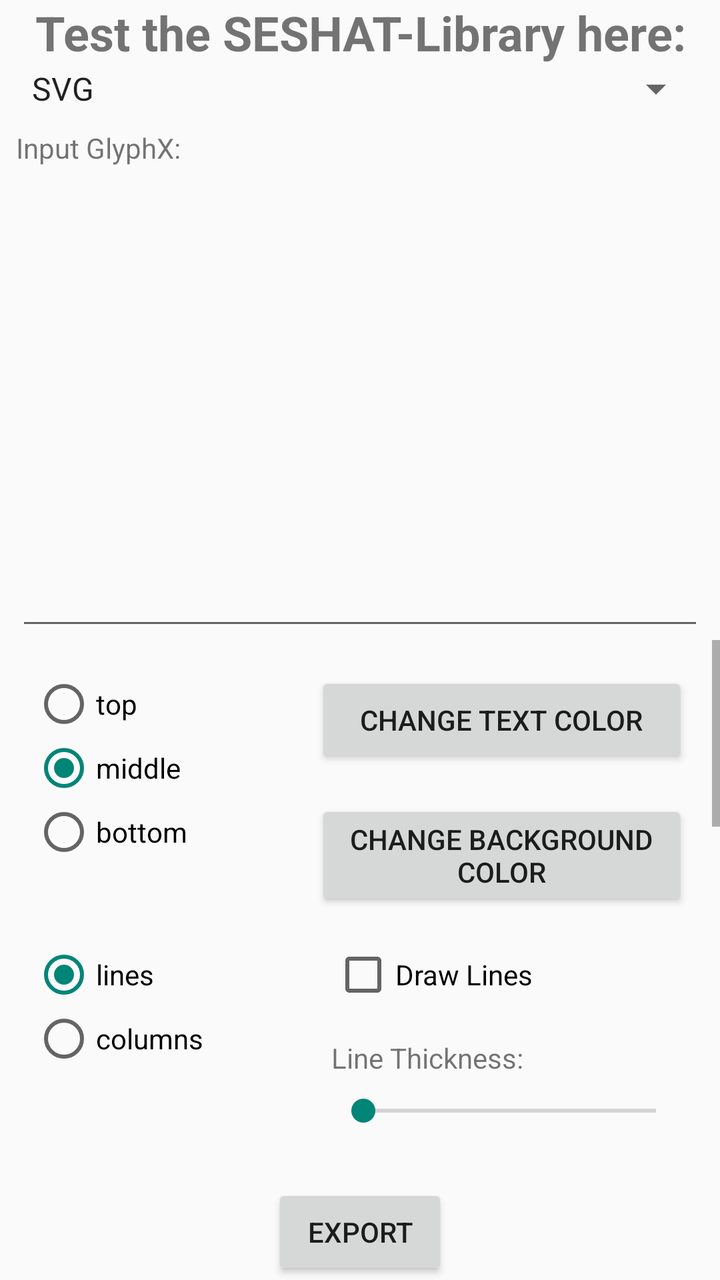
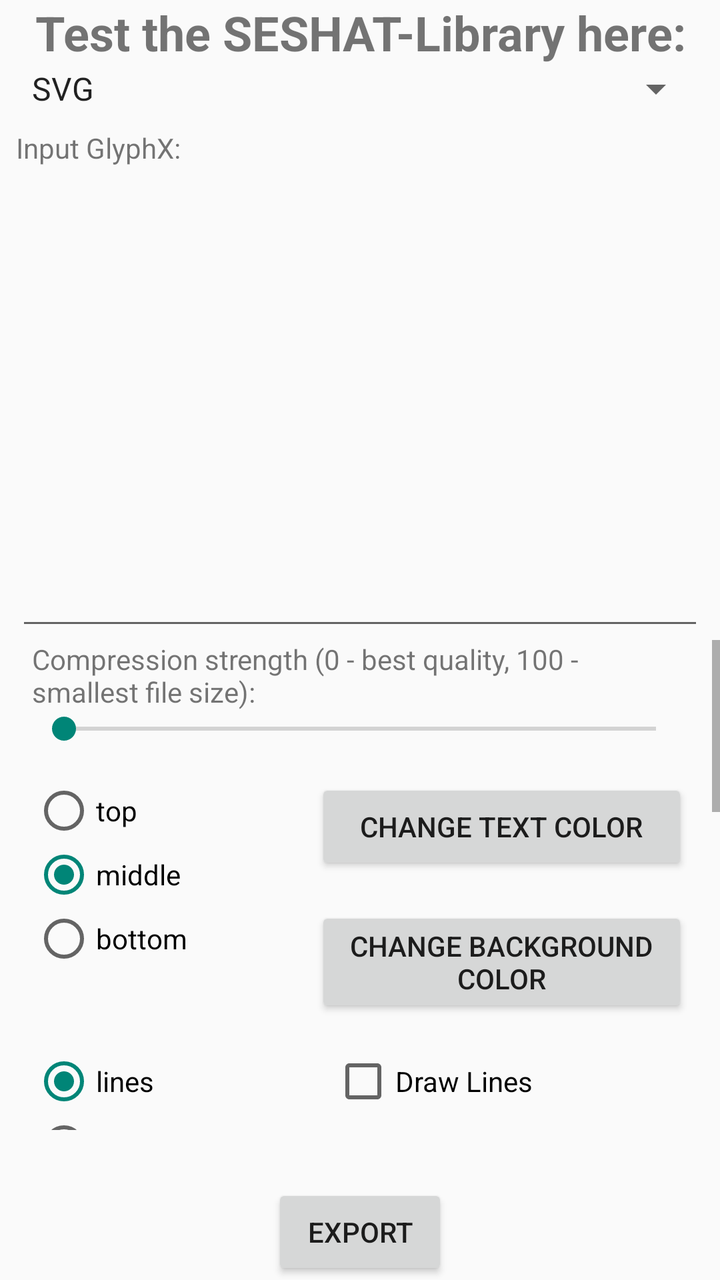

Two renders of the same Android screen: before a commit and after it. Below are the layout's source before the change and the commit's diff.
<!-- AndroidManifest.xml: activity theme Theme.SESHATExampleApp -->
<!-- res/layout/activity_main.xml -->
<?xml version="1.0" encoding="utf-8"?>
<androidx.constraintlayout.widget.ConstraintLayout xmlns:android="http://schemas.android.com/apk/res/android"
    xmlns:app="http://schemas.android.com/apk/res-auto"
    xmlns:tools="http://schemas.android.com/tools"
    android:id="@+id/main"
    android:layout_width="match_parent"
    android:layout_height="match_parent"
    tools:context=".MainActivity">

    <TextView
        android:id="@+id/title_text"
        android:layout_width="0dp"
        android:layout_height="wrap_content"
        android:gravity="center_horizontal"
        android:text="@string/title"
        android:textSize="24sp"
        android:textStyle="bold"
        app:layout_constraintBottom_toBottomOf="parent"
        app:layout_constraintEnd_toEndOf="parent"
        app:layout_constraintStart_toStartOf="parent"
        app:layout_constraintTop_toTopOf="parent"
        app:layout_constraintVertical_bias="0.0" />

    <Spinner
        android:id="@+id/file_type"
        android:layout_width="0dp"
        android:layout_height="wrap_content"
        android:layout_marginStart="8dp"
        android:layout_marginEnd="8dp"
        android:entries="@array/file_formats"
        android:spinnerMode="dropdown"
        app:layout_constraintBottom_toBottomOf="parent"
        app:layout_constraintEnd_toEndOf="parent"
        app:layout_constraintStart_toStartOf="parent"
        app:layout_constraintTop_toBottomOf="@+id/title_text"
        app:layout_constraintVertical_bias="0.0" />

    <TextView
        android:id="@+id/input_title"
        android:layout_width="wrap_content"
        android:layout_height="wrap_content"
        android:layout_marginStart="8dp"
        android:layout_marginTop="8dp"
        android:text="@string/input_glyphx"
        app:layout_constraintBottom_toBottomOf="parent"
        app:layout_constraintEnd_toEndOf="parent"
        app:layout_constraintHorizontal_bias="0.0"
        app:layout_constraintStart_toStartOf="parent"
        app:layout_constraintTop_toBottomOf="@+id/file_type"
        app:layout_constraintVertical_bias="0.0" />

    <EditText
        android:id="@+id/input"
        android:layout_width="0dp"
        android:layout_height="0dp"
        android:layout_marginStart="8dp"
        android:layout_marginTop="8dp"
        android:layout_marginEnd="8dp"
        android:ems="10"
        android:gravity="start|top"
        android:inputType="text|textVisiblePassword|textMultiLine|textNoSuggestions"
        app:layout_constraintBottom_toTopOf="@+id/guideline2"
        app:layout_constraintEnd_toEndOf="parent"
        app:layout_constraintStart_toStartOf="parent"
        app:layout_constraintTop_toBottomOf="@+id/input_title" />

    <androidx.constraintlayout.widget.Guideline
        android:id="@+id/guideline2"
        android:layout_width="wrap_content"
        android:layout_height="wrap_content"
        android:orientation="horizontal"
        app:layout_constraintGuide_percent="0.5" />

    <ScrollView
        android:id="@+id/scrollView2"
        android:layout_width="0dp"
        android:layout_height="0dp"
        android:layout_marginBottom="8dp"
        app:layout_constraintBottom_toTopOf="@+id/progressText"
        app:layout_constraintEnd_toEndOf="parent"
        app:layout_constraintStart_toStartOf="parent"
        app:layout_constraintTop_toTopOf="@+id/guideline2">

        <LinearLayout
            android:id="@+id/settingsContainer"
            android:layout_width="match_parent"
            android:layout_height="wrap_content"
            android:orientation="vertical"
            app:layout_constraintBottom_toBottomOf="parent"
            app:layout_constraintEnd_toEndOf="parent"
            app:layout_constraintStart_toStartOf="parent"
            app:layout_constraintTop_toBottomOf="@+id/thothScroll"
            app:layout_constraintVertical_bias="0.0">

            <LinearLayout
                android:layout_width="match_parent"
                android:layout_height="match_parent"
                android:orientation="horizontal">

                <RadioGroup
                    android:id="@+id/VerticalOrientation"
                    android:layout_width="wrap_content"
                    android:layout_height="wrap_content"
                    android:layout_marginStart="16dp"
                    android:layout_marginTop="16dp">

                    <RadioButton
                        android:id="@+id/top"
                        android:layout_width="match_parent"
                        android:layout_height="wrap_content"
                        android:text="@string/vert_orient_top" />

                    <RadioButton
                        android:id="@+id/middle"
                        android:layout_width="match_parent"
                        android:layout_height="wrap_content"
                        android:checked="true"
                        android:text="@string/vert_orient_middle" />

                    <RadioButton
                        android:id="@+id/bottom"
                        android:layout_width="match_parent"
                        android:layout_height="wrap_content"
                        android:text="@string/vert_orient_bottom" />
                </RadioGroup>

                <LinearLayout
                    android:layout_width="match_parent"
                    android:layout_height="wrap_content"
                    android:orientation="vertical">

                    <Button
                        android:id="@+id/changeTextColor"
                        android:layout_width="match_parent"
                        android:layout_height="wrap_content"
                        android:layout_marginStart="64dp"
                        android:layout_marginTop="16dp"
                        android:layout_marginEnd="16dp"
                        android:layout_weight="1"
                        android:text="@string/button_change_text_color" />

                    <Button
                        android:id="@+id/changeBGColor"
                        android:layout_width="match_parent"
                        android:layout_height="wrap_content"
                        android:layout_marginStart="64dp"
                        android:layout_marginTop="16dp"
                        android:layout_marginEnd="16dp"
                        android:layout_weight="1"
                        android:text="@string/button_change_bg_color" />
                </LinearLayout>

            </LinearLayout>

            <LinearLayout
                android:layout_width="match_parent"
                android:layout_height="match_parent"
                android:orientation="horizontal">

                <RadioGroup
                    android:id="@+id/WritingLayout"
                    android:layout_width="wrap_content"
                    android:layout_height="wrap_content"
                    android:layout_marginStart="16dp"
                    android:layout_marginTop="16dp">

                    <RadioButton
                        android:id="@+id/lines"
                        android:layout_width="match_parent"
                        android:layout_height="wrap_content"
                        android:checked="true"
                        android:text="@string/writing_layout_l" />

                    <RadioButton
                        android:id="@+id/columns"
                        android:layout_width="match_parent"
                        android:layout_height="wrap_content"
                        android:text="@string/writing_layout_c" />
                </RadioGroup>

                <LinearLayout
                    android:layout_width="match_parent"
                    android:layout_height="wrap_content"
                    android:orientation="vertical">


                    <CheckBox
                        android:id="@+id/drawLines"
                        android:layout_width="match_parent"
                        android:layout_height="wrap_content"
                        android:layout_marginStart="64dp"
                        android:layout_marginTop="16dp"
                        android:layout_marginEnd="16dp"
                        android:text="@string/draw_lines_title" />

                    <TextView
                        android:id="@+id/lineThicknessTitle"
                        android:layout_width="match_parent"
                        android:layout_height="wrap_content"
                        android:layout_marginStart="64dp"
                        android:layout_marginTop="16dp"
                        android:layout_marginEnd="16dp"
                        android:text="@string/line_thickness_title" />

                    <SeekBar
                        android:id="@+id/lineThickness"
                        android:layout_width="match_parent"
                        android:layout_height="wrap_content"
                        android:layout_marginStart="64dp"
                        android:layout_marginTop="8dp"
                        android:layout_marginEnd="16dp"
                        android:max="10" />
                </LinearLayout>

            </LinearLayout>

            <LinearLayout
                android:layout_width="match_parent"
                android:layout_height="match_parent"
                android:orientation="horizontal">

                <RadioGroup
                    android:id="@+id/WritingDirection"
                    android:layout_width="wrap_content"
                    android:layout_height="wrap_content"
                    android:layout_marginStart="16dp"
                    android:layout_marginTop="16dp">

                    <RadioButton
                        android:id="@+id/ltr"
                        android:layout_width="match_parent"
                        android:layout_height="wrap_content"
                        android:checked="true"
                        android:text="@string/writing_direction_ltr" />

                    <RadioButton
                        android:id="@+id/rtl"
                        android:layout_width="match_parent"
                        android:layout_height="wrap_content"
                        android:text="@string/writing_direction_rtl" />
                </RadioGroup>

                <LinearLayout
                    android:layout_width="match_parent"
                    android:layout_height="wrap_content"
                    android:layout_marginTop="16dp"
                    android:orientation="vertical">

                    <CheckBox
                        android:id="@+id/backgroundWithCSS"
                        android:layout_width="wrap_content"
                        android:layout_height="wrap_content"
                        android:layout_marginStart="64dp"
                        android:text="@string/css_background" />

                    <CheckBox
                        android:id="@+id/transparentBackground"
                        android:layout_width="wrap_content"
                        android:layout_height="wrap_content"
                        android:layout_marginStart="64dp"
                        android:layout_marginTop="8dp"
                        android:text="@string/transparent_background" />
                </LinearLayout>

            </LinearLayout>

            <TextView
                android:id="@+id/paddingTitle"
                android:layout_width="match_parent"
                android:layout_height="wrap_content"
                android:layout_marginStart="16dp"
                android:layout_marginTop="16dp"
                android:layout_marginEnd="16dp"
                android:text="@string/padding_title" />

            <androidx.constraintlayout.widget.ConstraintLayout
                android:layout_width="match_parent"
                android:layout_height="match_parent"
                android:layout_marginStart="16dp"
                android:layout_marginTop="8dp"
                android:layout_marginEnd="16dp">

                <TextView
                    android:id="@+id/paddingLeftTitle"
                    android:layout_width="wrap_content"
                    android:layout_height="wrap_content"
                    android:text="@string/padding_left_title"
                    app:layout_constraintBottom_toBottomOf="parent"
                    app:layout_constraintEnd_toEndOf="parent"
                    app:layout_constraintHorizontal_bias="0.0"
                    app:layout_constraintStart_toStartOf="parent"
                    app:layout_constraintTop_toTopOf="parent"
                    app:layout_constraintVertical_bias="0.0" />

                <TextView
                    android:id="@+id/paddingTopTitle"
                    android:layout_width="wrap_content"
                    android:layout_height="wrap_content"
                    android:text="@string/padding_top_title"
                    app:layout_constraintBottom_toBottomOf="parent"
                    app:layout_constraintEnd_toEndOf="parent"
                    app:layout_constraintStart_toStartOf="parent"
                    app:layout_constraintTop_toTopOf="parent"
                    app:layout_constraintVertical_bias="0.0" />

                <SeekBar
                    android:id="@+id/paddingLeft"
                    android:layout_width="0dp"
                    android:layout_height="wrap_content"
                    android:layout_marginTop="8dp"
                    android:layout_marginEnd="8dp"
                    android:max="50"
                    app:layout_constraintBottom_toBottomOf="parent"
                    app:layout_constraintEnd_toStartOf="@+id/paddingTopTitle"
                    app:layout_constraintStart_toStartOf="parent"
                    app:layout_constraintTop_toBottomOf="@+id/paddingLeftTitle"
                    app:layout_constraintVertical_bias="0.0" />

                <SeekBar
                    android:id="@+id/paddingTop"
                    android:layout_width="0dp"
                    android:layout_height="wrap_content"
                    android:layout_marginTop="8dp"
                    android:max="50"
                    app:layout_constraintBottom_toBottomOf="parent"
                    app:layout_constraintEnd_toEndOf="parent"
                    app:layout_constraintHorizontal_bias="0.0"
                    app:layout_constraintStart_toStartOf="@+id/paddingTopTitle"
                    app:layout_constraintTop_toBottomOf="@+id/paddingTopTitle"
                    app:layout_constraintVertical_bias="0.0" />

                <TextView
                    android:id="@+id/paddingRightTitle"
                    android:layout_width="wrap_content"
                    android:layout_height="wrap_content"
                    android:layout_marginTop="8dp"
                    android:text="@string/padding_right_title"
                    app:layout_constraintBottom_toBottomOf="parent"
                    app:layout_constraintEnd_toEndOf="parent"
                    app:layout_constraintHorizontal_bias="0.0"
                    app:layout_constraintStart_toStartOf="parent"
                    app:layout_constraintTop_toBottomOf="@id/paddingLeft"
                    app:layout_constraintVertical_bias="0.0" />

                <TextView
                    android:id="@+id/paddingBottomTitle"
                    android:layout_width="wrap_content"
                    android:layout_height="wrap_content"
                    android:layout_marginTop="8dp"
                    android:text="@string/padding_bottom_title"
                    app:layout_constraintBottom_toBottomOf="parent"
                    app:layout_constraintEnd_toEndOf="parent"
                    app:layout_constraintHorizontal_bias="0.0"
                    app:layout_constraintStart_toStartOf="@+id/paddingTop"
                    app:layout_constraintTop_toBottomOf="@+id/paddingTop"
                    app:layout_constraintVertical_bias="0.0" />

                <SeekBar
                    android:id="@+id/paddingRight"
                    android:layout_width="0dp"
                    android:layout_height="wrap_content"
                    android:layout_marginTop="8dp"
                    android:layout_marginEnd="8dp"
                    android:max="50"
                    app:layout_constraintBottom_toBottomOf="parent"
                    app:layout_constraintEnd_toStartOf="@+id/paddingBottomTitle"
                    app:layout_constraintStart_toStartOf="parent"
                    app:layout_constraintTop_toBottomOf="@id/paddingRightTitle"
                    app:layout_constraintVertical_bias="0.0" />

                <SeekBar
                    android:id="@+id/paddingBottom"
                    android:layout_width="0dp"
                    android:layout_height="wrap_content"
                    android:layout_marginTop="8dp"
                    android:max="50"
                    app:layout_constraintBottom_toBottomOf="parent"
                    app:layout_constraintEnd_toEndOf="parent"
                    app:layout_constraintHorizontal_bias="0.0"
                    app:layout_constraintStart_toStartOf="@+id/paddingBottomTitle"
                    app:layout_constraintTop_toBottomOf="@+id/paddingBottomTitle"
                    app:layout_constraintVertical_bias="0.0" />

                <TextView
                    android:id="@+id/interLinePaddingTitle"
                    android:layout_width="wrap_content"
                    android:layout_height="wrap_content"
                    android:layout_marginTop="8dp"
                    android:layout_marginEnd="8dp"
                    android:text="@string/inter_line_padding"
                    app:layout_constraintBottom_toBottomOf="parent"
                    app:layout_constraintEnd_toStartOf="@+id/paddingBottom"
                    app:layout_constraintHorizontal_bias="0.0"
                    app:layout_constraintStart_toStartOf="parent"
                    app:layout_constraintTop_toBottomOf="@id/paddingRight"
                    app:layout_constraintVertical_bias="0.0" />

                <TextView
                    android:id="@+id/layoutSignPaddingTitle"
                    android:layout_width="wrap_content"
                    android:layout_height="wrap_content"
                    android:layout_marginTop="8dp"
                    android:text="@string/layout_sign_padding_title"
                    app:layout_constraintBottom_toBottomOf="parent"
                    app:layout_constraintEnd_toEndOf="parent"
                    app:layout_constraintHorizontal_bias="0.0"
                    app:layout_constraintStart_toStartOf="@+id/paddingBottom"
                    app:layout_constraintTop_toBottomOf="@+id/paddingBottom"
                    app:layout_constraintVertical_bias="0.0" />

                <SeekBar
                    android:id="@+id/interLinePadding"
                    android:layout_width="0dp"
                    android:layout_height="wrap_content"
                    android:layout_marginTop="8dp"
                    android:layout_marginEnd="8dp"
                    android:max="50"
                    app:layout_constraintBottom_toBottomOf="parent"
                    app:layout_constraintEnd_toStartOf="@+id/layoutSignPaddingTitle"
                    app:layout_constraintStart_toStartOf="parent"
                    app:layout_constraintTop_toBottomOf="@+id/interLinePaddingTitle"
                    app:layout_constraintVertical_bias="0.0" />

                <SeekBar
                    android:id="@+id/layoutSignPadding"
                    android:layout_width="0dp"
                    android:layout_height="wrap_content"
                    android:layout_marginTop="8dp"
                    android:max="50"
                    app:layout_constraintBottom_toBottomOf="parent"
                    app:layout_constraintEnd_toEndOf="parent"
                    app:layout_constraintStart_toStartOf="@+id/layoutSignPaddingTitle"
                    app:layout_constraintTop_toBottomOf="@+id/layoutSignPaddingTitle"
                    app:layout_constraintVertical_bias="0.0" />

                <TextView
                    android:id="@+id/signPaddingTitle"
                    android:layout_width="wrap_content"
                    android:layout_height="wrap_content"
                    android:layout_marginTop="8dp"
                    android:text="@string/sign_padding_title"
                    app:layout_constraintBottom_toBottomOf="parent"
                    app:layout_constraintEnd_toEndOf="parent"
                    app:layout_constraintHorizontal_bias="0.0"
                    app:layout_constraintStart_toStartOf="parent"
                    app:layout_constraintTop_toBottomOf="@id/interLinePadding"
                    app:layout_constraintVertical_bias="0.0" />

                <SeekBar
                    android:id="@+id/signPadding"
                    android:layout_width="0dp"
                    android:layout_height="wrap_content"
                    android:layout_marginTop="8dp"
                    android:max="50"
                    app:layout_constraintBottom_toBottomOf="parent"
                    app:layout_constraintEnd_toEndOf="parent"
                    app:layout_constraintStart_toStartOf="parent"
                    app:layout_constraintTop_toBottomOf="@id/signPaddingTitle"
                    app:layout_constraintVertical_bias="0.0" />
            </androidx.constraintlayout.widget.ConstraintLayout>

            <TextView
                android:id="@+id/textSizeTitle"
                android:layout_width="match_parent"
                android:layout_height="wrap_content"
                android:layout_marginStart="16dp"
                android:layout_marginTop="16dp"
                android:layout_marginEnd="16dp"
                android:text="@string/text_size_title_start" />

            <SeekBar
                android:id="@+id/textSize"
                android:layout_width="match_parent"
                android:layout_height="wrap_content"
                android:layout_marginStart="16dp"
                android:layout_marginTop="8dp"
                android:layout_marginEnd="16dp"
                android:progress="40" />

        </LinearLayout>
    </ScrollView>

    <ProgressBar
        android:id="@+id/progressBar"
        style="?android:attr/progressBarStyleHorizontal"
        android:layout_width="0dp"
        android:layout_height="wrap_content"
        android:layout_marginStart="8dp"
        android:layout_marginEnd="8dp"
        android:visibility="invisible"
        app:layout_constraintBottom_toBottomOf="@+id/progressText"
        app:layout_constraintEnd_toStartOf="@+id/progressText"
        app:layout_constraintStart_toStartOf="parent"
        app:layout_constraintTop_toTopOf="@+id/progressText"
        tools:visibility="visible" />

    <TextView
        android:id="@+id/progressText"
        android:layout_width="wrap_content"
        android:layout_height="wrap_content"
        android:layout_marginEnd="8dp"
        android:visibility="invisible"
        app:layout_constraintBottom_toTopOf="@+id/button_export"
        app:layout_constraintEnd_toEndOf="parent"
        app:layout_constraintHorizontal_bias="1.0"
        app:layout_constraintStart_toStartOf="parent"
        app:layout_constraintTop_toTopOf="@+id/guideline2"
        app:layout_constraintVertical_bias="1.0"
        tools:visibility="visible" />

    <Button
        android:id="@+id/button_export"
        android:layout_width="wrap_content"
        android:layout_height="wrap_content"
        android:text="@string/export"
        app:layout_constraintBottom_toBottomOf="parent"
        app:layout_constraintEnd_toEndOf="parent"
        app:layout_constraintStart_toStartOf="parent"
        app:layout_constraintTop_toTopOf="@+id/guideline2"
        app:layout_constraintVertical_bias="1.0" />

</androidx.constraintlayout.widget.ConstraintLayout>
<!-- resources referenced by this layout -->
<resources>
  <string-array name="file_formats">
          <item>SVG</item>
          <item>PNG</item>
          <item>JPEG</item>
      </string-array>
  <string name="button_change_bg_color">change background color</string>
  <string name="button_change_text_color">change text color</string>
  <string name="css_background">CSS background</string>
  <string name="draw_lines_title">Draw Lines</string>
  <string name="export">Export</string>
  <string name="input_glyphx">Input GlyphX:</string>
  <string name="inter_line_padding">"Inter Line Padding: "</string>
  <string name="layout_sign_padding_title">"Layout Sign Padding: "</string>
  <string name="line_thickness_title">"Line Thickness: "</string>
  <string name="padding_bottom_title">"Bottom: "</string>
  <string name="padding_left_title">"Left: "</string>
  <string name="padding_right_title">"Right: "</string>
  <string name="padding_title">Padding</string>
  <string name="padding_top_title">"Top: "</string>
  <string name="sign_padding_title">"Sign Padding: "</string>
  <string name="text_size_title_start">"Text Size: 40sp"</string>
  <string name="title">Test the SESHAT-Library here:</string>
  <string name="transparent_background">transparent background</string>
  <string name="vert_orient_bottom">bottom</string>
  <string name="vert_orient_middle">middle</string>
  <string name="vert_orient_top">top</string>
  <string name="writing_direction_ltr">left to right</string>
  <string name="writing_direction_rtl">right to left</string>
  <string name="writing_layout_c">columns</string>
  <string name="writing_layout_l">lines</string>
  <style name="Theme.SESHATExampleApp" parent="Theme.AppCompat.Light.NoActionBar" />
</resources>

<!-- the commit's change to res/layout/activity_main.xml (unified diff, before → after) -->
@@ -92,6 +92,23 @@
             app:layout_constraintTop_toBottomOf="@+id/thothScroll"
             app:layout_constraintVertical_bias="0.0">
 
+            <TextView
+                android:id="@+id/quality_title"
+                android:layout_width="match_parent"
+                android:layout_height="wrap_content"
+                android:layout_marginStart="16dp"
+                android:layout_marginEnd="16dp"
+                android:text="@string/quality_title" />
+
+            <SeekBar
+                android:id="@+id/quality"
+                android:layout_width="match_parent"
+                android:layout_height="wrap_content"
+                android:layout_marginStart="16dp"
+                android:layout_marginEnd="16dp"
+                android:max="100"
+                android:progress="0" />
+
             <LinearLayout
                 android:layout_width="match_parent"
                 android:layout_height="match_parent"
<!-- resource entries referenced after the edit -->
@@ -19,6 +19,7 @@
   <string name="padding_right_title">"Right: "</string>
   <string name="padding_title">Padding</string>
   <string name="padding_top_title">"Top: "</string>
+  <string name="quality_title">Compression strength (0 - best quality, 100 - smallest file size):</string>
   <string name="sign_padding_title">"Sign Padding: "</string>
   <string name="text_size_title_start">"Text Size: 40sp"</string>
   <string name="title">Test the SESHAT-Library here:</string>
